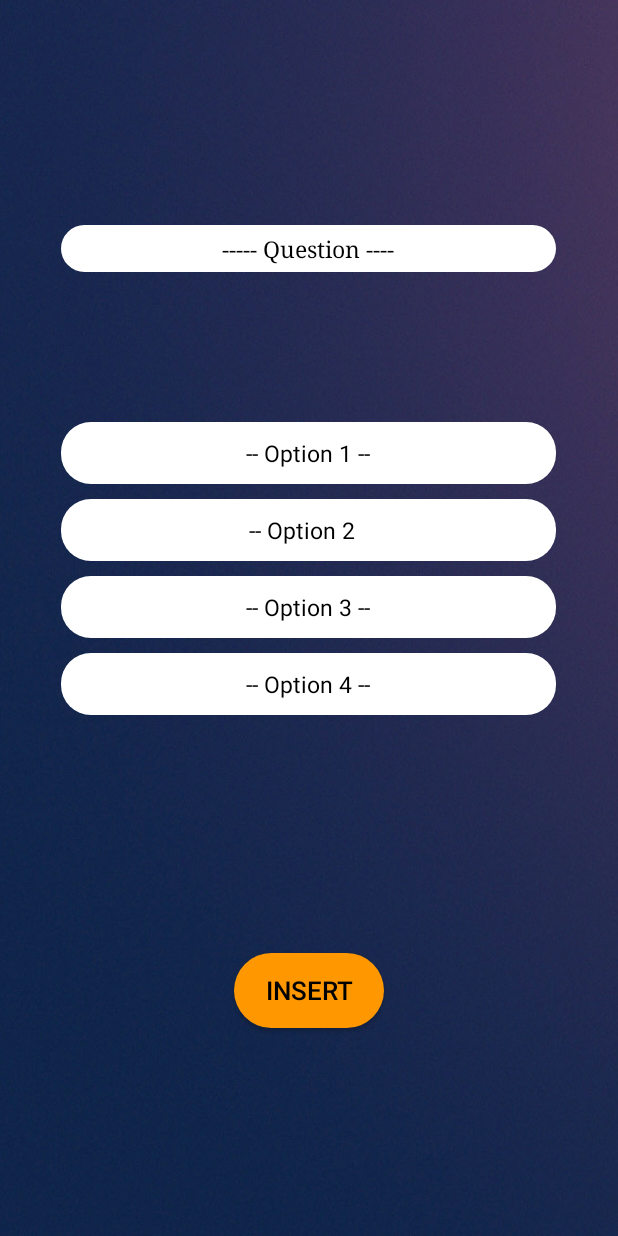
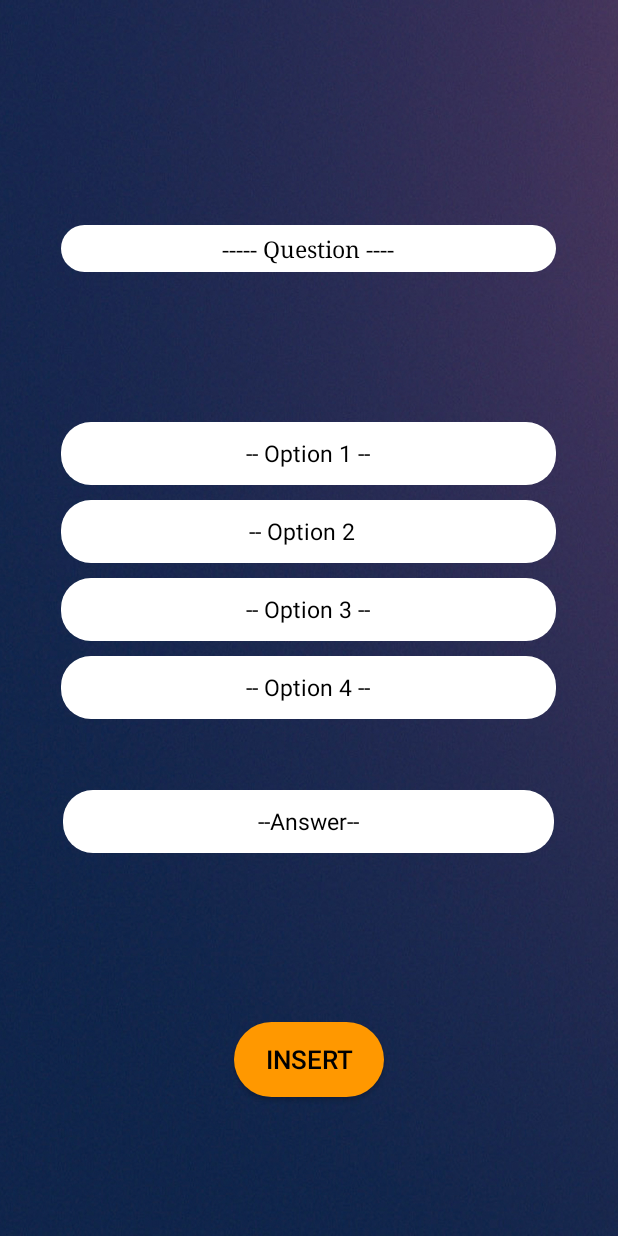
Before and after one commit to udrathnayaka/android-quiz-app, an Android app: the InsertQuestionActivity screen opened directly, with no data from a screen before it, on a phone screen of 412 x 824 dp. Run offline under Robolectric (Android 15) with nearby library versions, the phone set to English and light mode, and no system bars; our stand-ins replace Firebase (no records; nobody signed in at launch, a user with empty details on screens opened directly).

Commit message:
question insert admin

```diff
--- a/android-quiz-app/app/src/main/java/com/example/quiz_app/InsertQuestionActivity.java
+++ b/android-quiz-app/app/src/main/java/com/example/quiz_app/InsertQuestionActivity.java
@@ -1,18 +1,97 @@
 package com.example.quiz_app;
 
+import android.support.annotation.NonNull;
 import android.support.v7.app.AppCompatActivity;
 import android.os.Bundle;
+import android.text.TextUtils;
+import android.util.Log;
+import android.view.View;
 import android.view.WindowManager;
 import android.widget.Button;
+import android.widget.EditText;
+
+import com.example.quiz_app.Model.Question;
+import com.google.firebase.database.DataSnapshot;
+import com.google.firebase.database.DatabaseError;
+import com.google.firebase.database.DatabaseReference;
+import com.google.firebase.database.FirebaseDatabase;
+import com.google.firebase.database.ValueEventListener;
 
 public class InsertQuestionActivity extends AppCompatActivity {
 
     Button btnInsert;
+    EditText qtext, btn1, btn2, btn3, btn4, ans;
+    DatabaseReference ref, ref1;
 
     @Override
     protected void onCreate(Bundle savedInstanceState) {
         super.onCreate(savedInstanceState);
         getWindow().setFlags(WindowManager.LayoutParams.FLAG_FULLSCREEN,WindowManager.LayoutParams.FLAG_FULLSCREEN);
         setContentView(R.layout.activity_insert_question);
+
+        ref = FirebaseDatabase.getInstance().getReference("questions");
+
+        //initialize buttons, edittext
+        qtext = (EditText) findViewById(R.id.qtxt);
+        btn1 = (EditText) findViewById(R.id.btn1);
+        btn2 = (EditText) findViewById(R.id.btn2);
+        btn3 = (EditText) findViewById(R.id.btn3);
+        btn4 = (EditText) findViewById(R.id.btn4);
+        ans = (EditText) findViewById(R.id.ans);
+        btnInsert = (Button) findViewById(R.id.btnInsert);
+
+        btnInsert.setOnClickListener(new View.OnClickListener() {
+            @Override
+            public void onClick(View view) {
+                addToDatabase();
+                finish();
+            }
+        });
+    }
+
+    private void addToDatabase() {
+
+        ref.addListenerForSingleValueEvent(new ValueEventListener() {
+            @Override
+            public void onDataChange(@NonNull DataSnapshot dataSnapshot) {
+                String q = qtext.getText().toString().trim();
+                String op1 = btn1.getText().toString().trim();
+                String op2 = btn2.getText().toString().trim();
+                String op3 = btn3.getText().toString().trim();
+                String op4 = btn4.getText().toString().trim();
+                String answer = ans.getText().toString().trim();
+
+                //check if empty
+                if(!TextUtils.isEmpty(q) && !TextUtils.isEmpty(op1) && !TextUtils.isEmpty(op2)
+                        && !TextUtils.isEmpty(op3) && !TextUtils.isEmpty(op4) && !TextUtils.isEmpty(answer)){
+                    //create primary key
+                    int a = (int) dataSnapshot.getChildrenCount()+1;
+
+                    //create question object
+                    Question question = new Question(answer,op1,op2,op3,op4,q);
+
+                    //save question
+                    ref.child(String.valueOf(a)).setValue(question);
+
+                    //reset editText
+                    qtext.setText("");
+                    btn1.setText("");
+                    btn2.setText("");
+                    btn3.setText("");
+                    btn4.setText("");
+                    ans.setText("");
+
+                    Log.e("insert","success");
+                } else{
+                    Log.e("insert","fail");
+                }
+            }
+
+            @Override
+            public void onCancelled(@NonNull DatabaseError databaseError) {
+
+            }
+        });
+
     }
 }
--- a/android-quiz-app/app/src/main/res/layout/activity_insert_question.xml
+++ b/android-quiz-app/app/src/main/res/layout/activity_insert_question.xml
@@ -9,66 +9,82 @@
     android:gravity="center" >
 
     <EditText
-        android:id="@+id/questionTxt"
+        android:id="@+id/qtxt"
         android:layout_width="330dp"
+        android:layout_height="wrap_content"
         android:layout_marginTop="150dp"
-        android:layout_height="wrap_content"
+        android:background="@drawable/login_ui"
         android:gravity="center"
         android:padding="5dp"
         android:text="----- Question ----"
         android:textAlignment="center"
         android:textColor="#000000"
-        android:background="@drawable/login_ui"
         android:textSize="15sp"
         android:typeface="serif" />
 
     <EditText
-        android:id="@+id/button1"
+        android:id="@+id/btn1"
+        android:layout_width="330dp"
+        android:layout_height="42dp"
         android:layout_marginTop="100dp"
-        android:layout_width="330dp"
-        android:layout_height="wrap_content"
+        android:background="@drawable/login_ui"
+        android:padding="10dp"
+        android:text="-- Option 1 --"
         android:textAlignment="center"
-        android:background="@drawable/login_ui"
         android:textColor="#000000"
-        android:padding="10dp"
-        android:textSize="15dp"
-        android:text="-- Option 1 --"/>
+        android:textSize="15dp" />
 
     <EditText
-        android:id="@+id/button2"
+        android:id="@+id/btn2"
+        android:layout_width="330dp"
+        android:layout_height="42dp"
         android:layout_marginTop="10dp"
-        android:layout_width="330dp"
-        android:layout_height="wrap_content"
+        android:background="@drawable/login_ui"
+        android:padding="10dp"
+        android:text="-- Option 2  "
         android:textAlignment="center"
-        android:background="@drawable/login_ui"
         android:textColor="#000000"
-        android:textSize="15dp"
-        android:padding="10dp"
-        android:text="-- Option 2  "/>
+        android:textSize="15dp" />
 
     <EditText
-        android:id="@+id/button3"
+        android:id="@+id/btn3"
+        android:layout_width="330dp"
+        android:layout_height="42dp"
         android:layout_marginTop="10dp"
-        android:layout_width="330dp"
-        android:layout_height="wrap_content"
+        android:background="@drawable/login_ui"
+        android:padding="10dp"
+        android:text="-- Option 3 --"
         android:textAlignment="center"
-        android:background="@drawable/login_ui"
         android:textColor="#000000"
-        android:padding="10dp"
-        android:textSize="15dp"
-        android:text="-- Option 3 --"/>
+        android:textSize="15dp" />
 
     <EditText
-        android:id="@+id/button4"
+        android:id="@+id/btn4"
+        android:layout_width="330dp"
+        android:layout_height="42dp"
         android:layout_marginTop="10dp"
-        android:layout_width="330dp"
-        android:layout_height="wrap_content"
+        android:background="@drawable/login_ui"
+        android:padding="10dp"
+        android:text="-- Option 4 --"
         android:textAlignment="center"
+        android:textColor="#000000"
+        android:textSize="15dp" />
+
+    <Space
+        android:layout_width="match_parent"
+        android:layout_height="37dp" />
+
+    <EditText
+        android:id="@+id/ans"
+        android:layout_width="327dp"
+        android:layout_height="42dp"
+        android:layout_marginTop="10dp"
         android:background="@drawable/login_ui"
+        android:padding="10dp"
+        android:text="--Answer--"
+        android:textAlignment="center"
         android:textColor="#000000"
-        android:padding="10dp"
-        android:textSize="15dp"
-        android:text="-- Option 4 --"/>
+        android:textSize="15dp" />
 
     <LinearLayout
         android:layout_width="match_parent"
```
Also changed, not shown: android-quiz-app/app/src/main/java/com/example/quiz_app/AdminQuestionList.java (+23 -31 lines), android-quiz-app/app/src/main/java/com/example/quiz_app/Model/Question.java (+12 -10 lines), android-quiz-app/app/src/main/res/layout/question_row.xml (added, +21 -0 lines).
